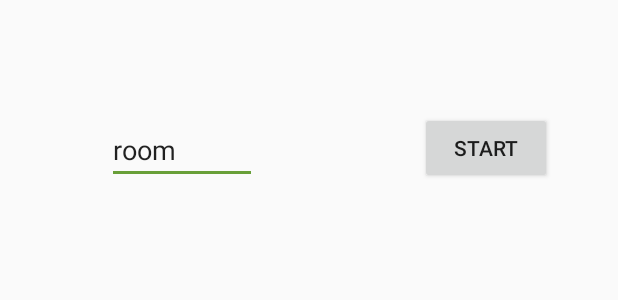
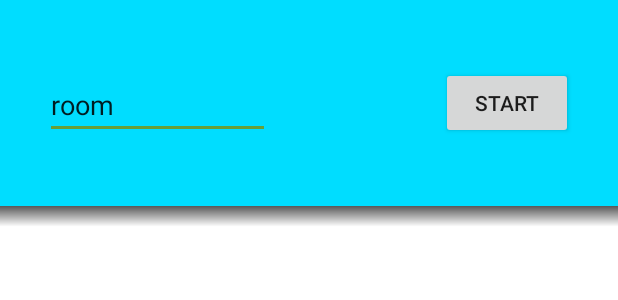
Before and after one commit to Modac/WifiTracker, an Android app: the layout fragment_record_new.xml on its own in the app's theme, with its tools: preview values and no code run, on a phone screen of 412 x 824 dp. Shown: the top 300 px of the screen. Run offline under Robolectric (Android 15) with nearby library versions, the phone set to English and light mode, and no system bars.

Commit message:
Started to change layout of recording fragment

```diff
--- /dev/null
+++ b/app/src/main/res/drawable/shadow.xml
@@ -0,0 +1,13 @@
+<?xml version="1.0" encoding="utf-8"?>
+<shape xmlns:android="http://schemas.android.com/apk/res/android"
+    android:shape="rectangle">
+
+    <gradient
+        android:type="linear"
+        android:centerX="98%"
+        android:startColor="#FFffffff"
+        android:centerColor="#FFffffff"
+        android:endColor="#585858"
+        android:angle="90"/>
+
+</shape>
--- a/app/src/main/res/layout/fragment_record_new.xml
+++ b/app/src/main/res/layout/fragment_record_new.xml
@@ -1,45 +1,56 @@
-<FrameLayout xmlns:android="http://schemas.android.com/apk/res/android"
+<LinearLayout xmlns:android="http://schemas.android.com/apk/res/android"
     xmlns:tools="http://schemas.android.com/tools"
     android:layout_width="match_parent"
     android:layout_height="match_parent"
-    tools:context="com.modac.wifitracker.RecordNewFragment">
-
+    tools:context="com.modac.wifitracker.RecordNewFragment"
+    android:orientation="vertical"
+    android:layout_margin="0dp"
+    android:padding="0dp">
 
     <RelativeLayout
         android:layout_width="match_parent"
         android:layout_height="match_parent"
-        android:layout_gravity="right|center_vertical">
+        android:layout_weight="5"
+        android:background="@android:color/holo_blue_bright"
+        android:layout_margin="0dp">
 
         <EditText
-            android:layout_width="wrap_content"
             android:layout_height="wrap_content"
             android:id="@+id/roomTextField"
-            android:layout_marginTop="77dp"
-            android:text="room"
-            android:layout_marginLeft="71dp"
-            android:layout_marginStart="71dp"
-            android:minWidth="100dp"
-            android:layout_alignParentTop="true"
+            android:text="@string/roomTextFieldText"
+            android:layout_marginLeft="30dp"
+            android:layout_marginStart="30dp"
+            android:layout_alignBottom="@+id/recButton"
+            android:layout_width="wrap_content"
             android:layout_alignParentLeft="true"
-            android:layout_alignParentStart="true" />
+            android:layout_alignParentStart="true"
+            android:inputType="textNoSuggestions"
+            android:minWidth="150dp" />
 
         <Button
             android:layout_width="wrap_content"
             android:layout_height="wrap_content"
             android:text="@string/recButtonStart"
             android:id="@+id/recButton"
-            android:layout_alignBottom="@+id/roomTextField"
+            android:layout_marginRight="30dp"
+            android:layout_marginEnd="30dp"
+            android:layout_centerVertical="true"
             android:layout_alignParentRight="true"
             android:layout_alignParentEnd="true"
-            android:layout_marginRight="44dp"
-            android:layout_marginEnd="44dp" />
+            tools:ignore="RelativeOverlap"
+            android:elevation="24dp" />
 
-        <RelativeLayout
-            android:layout_width="match_parent"
-            android:layout_height="match_parent"
-            android:layout_centerHorizontal="true"
-            android:layout_below="@+id/roomTextField"
-            android:id="@+id/newRecInnerRelLay"></RelativeLayout>
 
     </RelativeLayout>
-</FrameLayout>
+
+    <RelativeLayout
+        android:layout_width="match_parent"
+        android:layout_height="match_parent"
+        android:id="@+id/newRecInnerRelLay"
+        android:background="@drawable/shadow"
+        android:layout_weight="1"
+        android:elevation="0dp">
+
+    </RelativeLayout>
+
+</LinearLayout>
--- a/app/src/main/res/values/strings.xml
+++ b/app/src/main/res/values/strings.xml
@@ -9,4 +9,6 @@
     <string name="recButtonStart">start</string>
     <string name="recButtonStop">stop</string>
     <string name="imageListItemDescription">Image View</string>
+    <string name="roomTextFieldText">room</string>
+    <string name="the_name_of_the_recording">The name of the recording</string>
 </resources>
--- a/build.gradle
+++ b/build.gradle
@@ -6,7 +6,7 @@ buildscript {
         jcenter()
     }
     dependencies {
-        classpath 'com.android.tools.build:gradle:2.1.3'
+        classpath 'com.android.tools.build:gradle:2.2.0'
         // NOTE: Do not place your application dependencies here; they belong
         // in the individual module build.gradle files
     }
```
Also changed, not shown: 1 other file.
